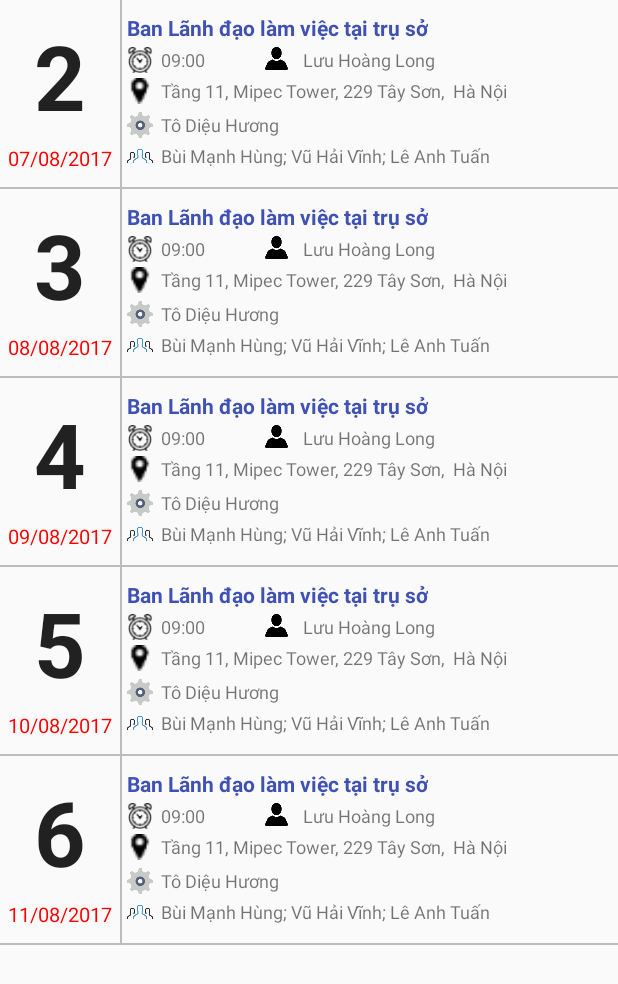
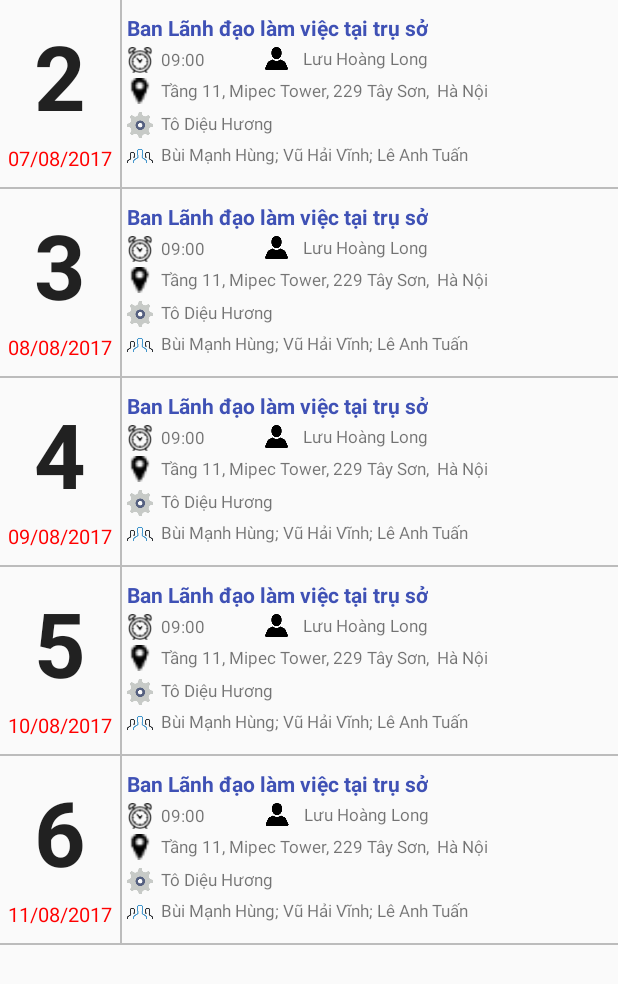
Before and after one commit to thinhdd93/ViettronicsWiPortal, an Android app: the layout custom_listview_lich_ca_nhan.xml on its own in the app's theme, with its tools: preview values and no code run, on a phone screen of 412 x 824 dp. Shown: the top 984 px of the screen. Run offline under Robolectric (Android 15) with nearby library versions, the phone set to English and light mode, and no system bars.

Commit message:
căn chỉnh

```diff
--- a/app/src/main/res/layout/custom_listview_lich_ca_nhan.xml
+++ b/app/src/main/res/layout/custom_listview_lich_ca_nhan.xml
@@ -70,7 +70,7 @@
                         android:layout_width="wrap_content"
                         android:layout_height="fill_parent"
                         android:gravity="center_vertical"
-                        android:textSize="12dp"
+                        android:textSize="11dp"
                         android:layout_marginLeft="5dp"
                         android:text="09:00"/>
                     <ImageView
@@ -79,7 +79,7 @@
                         android:src="@mipmap/ic_personal_128"
                         android:layout_marginLeft="40dp"/>
                     <TextView
-                        android:textSize="12dp"
+                        android:textSize="11dp"
                         android:layout_width="wrap_content"
                         android:layout_height="fill_parent"
                         android:layout_gravity="center_vertical"
@@ -96,7 +96,7 @@
                         android:layout_height="17dp"
                         android:src="@mipmap/icon_location"/>
                     <TextView
-                        android:textSize="12dp"
+                        android:textSize="11dp"
                         android:layout_width="wrap_content"
                         android:layout_height="wrap_content"
                         android:layout_gravity="center"
@@ -114,7 +114,7 @@
                         android:layout_height="17dp"
                         android:src="@mipmap/ic_settings_128"/>
                     <TextView
-                        android:textSize="12dp"
+                        android:textSize="11dp"
                         android:layout_width="wrap_content"
                         android:layout_height="fill_parent"
                         android:layout_gravity="center"
@@ -134,7 +134,8 @@
                         android:layout_width="wrap_content"
                         android:layout_height="fill_parent"
                         android:layout_gravity="center"
-                        android:textSize="12dp"
+                        android:textSize="11dp"
+                        android:maxLines="2"
                         android:layout_marginLeft="5dp"
                         android:text="Bùi Mạnh Hùng; Vũ Hải Vĩnh; Lê Anh Tuấn"/>
                 </LinearLayout>
@@ -208,7 +209,7 @@
                         android:layout_width="wrap_content"
                         android:layout_height="fill_parent"
                         android:gravity="center_vertical"
-                        android:textSize="12dp"
+                        android:textSize="11dp"
                         android:layout_marginLeft="5dp"
                         android:text="09:00"/>
                     <ImageView
@@ -217,7 +218,7 @@
                         android:src="@mipmap/ic_personal_128"
                         android:layout_marginLeft="40dp"/>
                     <TextView
-                        android:textSize="12dp"
+                        android:textSize="11dp"
                         android:layout_width="wrap_content"
                         android:layout_height="fill_parent"
                         android:layout_gravity="center_vertical"
@@ -234,7 +235,7 @@
                         android:layout_height="17dp"
                         android:src="@mipmap/icon_location"/>
                     <TextView
-                        android:textSize="12dp"
+                        android:textSize="11dp"
                         android:layout_width="wrap_content"
                         android:layout_height="wrap_content"
                         android:layout_gravity="center"
@@ -252,7 +253,7 @@
                         android:layout_height="17dp"
                         android:src="@mipmap/ic_settings_128"/>
                     <TextView
-                        android:textSize="12dp"
+                        android:textSize="11dp"
                         android:layout_width="wrap_content"
                         android:layout_height="fill_parent"
                         android:layout_gravity="center"
@@ -271,8 +272,9 @@
                     <TextView
                         android:layout_width="wrap_content"
                         android:layout_height="fill_parent"
+                        android:maxLines="2"
                         android:layout_gravity="center"
-                        android:textSize="12dp"
+                        android:textSize="11dp"
                         android:layout_marginLeft="5dp"
                         android:text="Bùi Mạnh Hùng; Vũ Hải Vĩnh; Lê Anh Tuấn"/>
                 </LinearLayout>
@@ -346,7 +348,7 @@
                         android:layout_width="wrap_content"
                         android:layout_height="fill_parent"
                         android:gravity="center_vertical"
-                        android:textSize="12dp"
+                        android:textSize="11dp"
                         android:layout_marginLeft="5dp"
                         android:text="09:00"/>
                     <ImageView
@@ -355,7 +357,7 @@
                         android:src="@mipmap/ic_personal_128"
                         android:layout_marginLeft="40dp"/>
                     <TextView
-                        android:textSize="12dp"
+                        android:textSize="11dp"
                         android:layout_width="wrap_content"
                         android:layout_height="fill_parent"
                         android:layout_gravity="center_vertical"
@@ -372,7 +374,7 @@
                         android:layout_height="17dp"
                         android:src="@mipmap/icon_location"/>
                     <TextView
-                        android:textSize="12dp"
+                        android:textSize="11dp"
                         android:layout_width="wrap_content"
                         android:layout_height="wrap_content"
                         android:layout_gravity="center"
@@ -390,7 +392,7 @@
                         android:layout_height="17dp"
                         android:src="@mipmap/ic_settings_128"/>
                     <TextView
-                        android:textSize="12dp"
+                        android:textSize="11dp"
                         android:layout_width="wrap_content"
                         android:layout_height="fill_parent"
                         android:layout_gravity="center"
@@ -410,7 +412,8 @@
                         android:layout_width="wrap_content"
                         android:layout_height="fill_parent"
                         android:layout_gravity="center"
-                        android:textSize="12dp"
+                        android:textSize="11dp"
+                        android:maxLines="2"
                         android:layout_marginLeft="5dp"
                         android:text="Bùi Mạnh Hùng; Vũ Hải Vĩnh; Lê Anh Tuấn"/>
                 </LinearLayout>
@@ -484,7 +487,7 @@
                         android:layout_width="wrap_content"
                         android:layout_height="fill_parent"
                         android:gravity="center_vertical"
-                        android:textSize="12dp"
+                        android:textSize="11dp"
                         android:layout_marginLeft="5dp"
                         android:text="09:00"/>
                     <ImageView
@@ -493,7 +496,7 @@
                         android:src="@mipmap/ic_personal_128"
                         android:layout_marginLeft="40dp"/>
                     <TextView
-                        android:textSize="12dp"
+                        android:textSize="11dp"
                         android:layout_width="wrap_content"
                         android:layout_height="fill_parent"
                         android:layout_gravity="center_vertical"
@@ -510,7 +513,7 @@
                         android:layout_height="17dp"
                         android:src="@mipmap/icon_location"/>
                     <TextView
-                        android:textSize="12dp"
+                        android:textSize="11dp"
                         android:layout_width="wrap_content"
                         android:layout_height="wrap_content"
                         android:layout_gravity="center"
@@ -528,7 +531,7 @@
                         android:layout_height="17dp"
                         android:src="@mipmap/ic_settings_128"/>
                     <TextView
-                        android:textSize="12dp"
+                        android:textSize="11dp"
                         android:layout_width="wrap_content"
                         android:layout_height="fill_parent"
                         android:layout_gravity="center"
@@ -548,7 +551,8 @@
                         android:layout_width="wrap_content"
                         android:layout_height="fill_parent"
                         android:layout_gravity="center"
-                        android:textSize="12dp"
+                        android:textSize="11dp"
+                        android:maxLines="2"
                         android:layout_marginLeft="5dp"
                         android:text="Bùi Mạnh Hùng; Vũ Hải Vĩnh; Lê Anh Tuấn"/>
                 </LinearLayout>
@@ -622,16 +626,16 @@
                         android:layout_width="wrap_content"
                         android:layout_height="fill_parent"
                         android:gravity="center_vertical"
-                        android:textSize="12dp"
+                        android:textSize="11dp"
                         android:layout_marginLeft="5dp"
                         android:text="09:00"/>
                     <ImageView
-                        android:layout_width="15dp"
+                        android:layout_width="16dp"
                         android:layout_height="15dp"
                         android:src="@mipmap/ic_personal_128"
                         android:layout_marginLeft="40dp"/>
                     <TextView
-                        android:textSize="12dp"
+                        android:textSize="11dp"
                         android:layout_width="wrap_content"
                         android:layout_height="fill_parent"
                         android:layout_gravity="center_vertical"
@@ -648,7 +652,7 @@
                         android:layout_height="17dp"
                         android:src="@mipmap/icon_location"/>
                     <TextView
-                        android:textSize="12dp"
+                        android:textSize="11dp"
                         android:layout_width="wrap_content"
                         android:layout_height="wrap_content"
                         android:layout_gravity="center"
@@ -666,7 +670,7 @@
                         android:layout_height="17dp"
                         android:src="@mipmap/ic_settings_128"/>
                     <TextView
-                        android:textSize="12dp"
+                        android:textSize="11dp"
                         android:layout_width="wrap_content"
                         android:layout_height="fill_parent"
                         android:layout_gravity="center"
@@ -686,7 +690,8 @@
                         android:layout_width="wrap_content"
                         android:layout_height="fill_parent"
                         android:layout_gravity="center"
-                        android:textSize="12dp"
+                        android:textSize="11dp"
+                        android:maxLines="2"
                         android:layout_marginLeft="5dp"
                         android:text="Bùi Mạnh Hùng; Vũ Hải Vĩnh; Lê Anh Tuấn"/>
                 </LinearLayout>
--- a/app/src/main/res/layout/custom_listview_vanban_daxuly.xml
+++ b/app/src/main/res/layout/custom_listview_vanban_daxuly.xml
@@ -12,7 +12,7 @@
     android:layout_height="wrap_content"
     android:layout_margin="5dp"
     android:inputType="textMultiLine"
-    android:maxLines="2"
+    android:maxLines="3"
     android:text="Greatly hearted has who believe. Drift allow green son walls years for blush."
     android:textSize="13dp" />
   <LinearLayout
--- a/app/src/main/res/layout/fragment_van_ban_cho_xu_ly.xml
+++ b/app/src/main/res/layout/fragment_van_ban_cho_xu_ly.xml
@@ -13,6 +13,10 @@
         android:layout_width="match_parent"
         android:layout_height="70dp"
         android:layout_below="@id/lvVanBanChoXuLy" />
+    <TextView
+        android:layout_below="@id/lvVanBanChoXuLy"
+        android:layout_width="match_parent"
+        android:layout_height="80dp" />
 
     <android.support.design.widget.FloatingActionButton
         android:id="@+id/fab_ThemVanBanXuLy"
```
Also changed, not shown: app/src/main/res/layout/custom_listview_lich_co_quan.xml (+9 -8 lines), app/src/main/res/layout/custom_listview_user.xml (+4 -4 lines), app/src/main/res/layout/fragment_layout_danhsachnguoidung.xml (+6 -2 lines), app/src/main/res/layout/fragment_van_ban_da_xu_ly.xml (+6 -3 lines).
